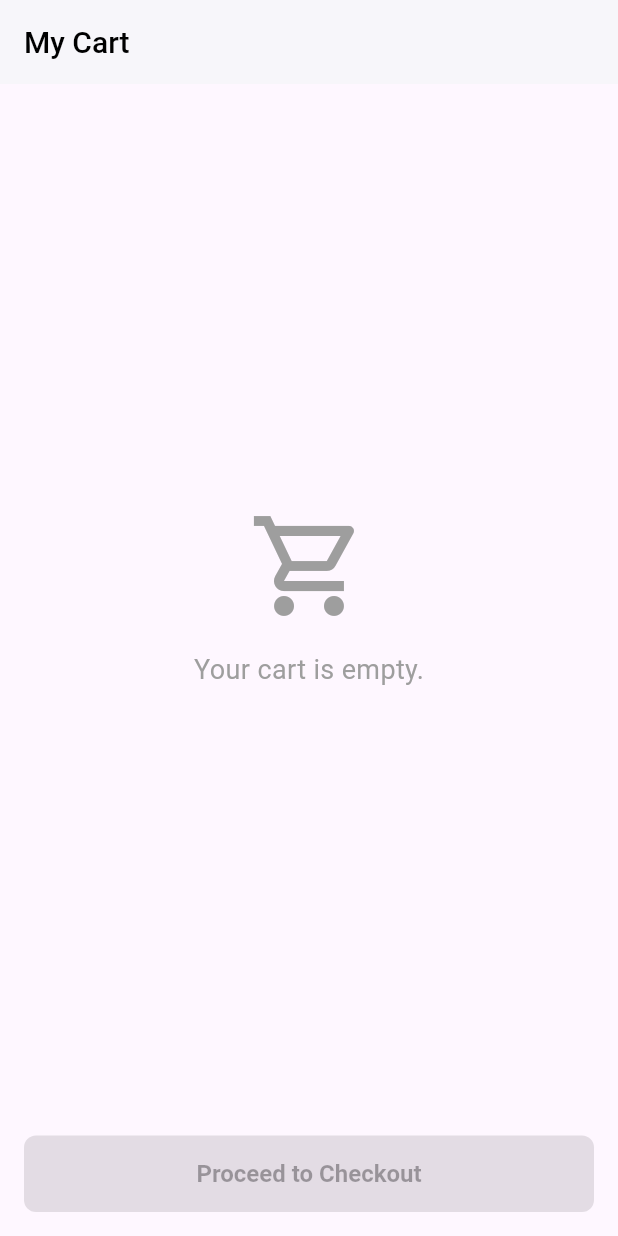
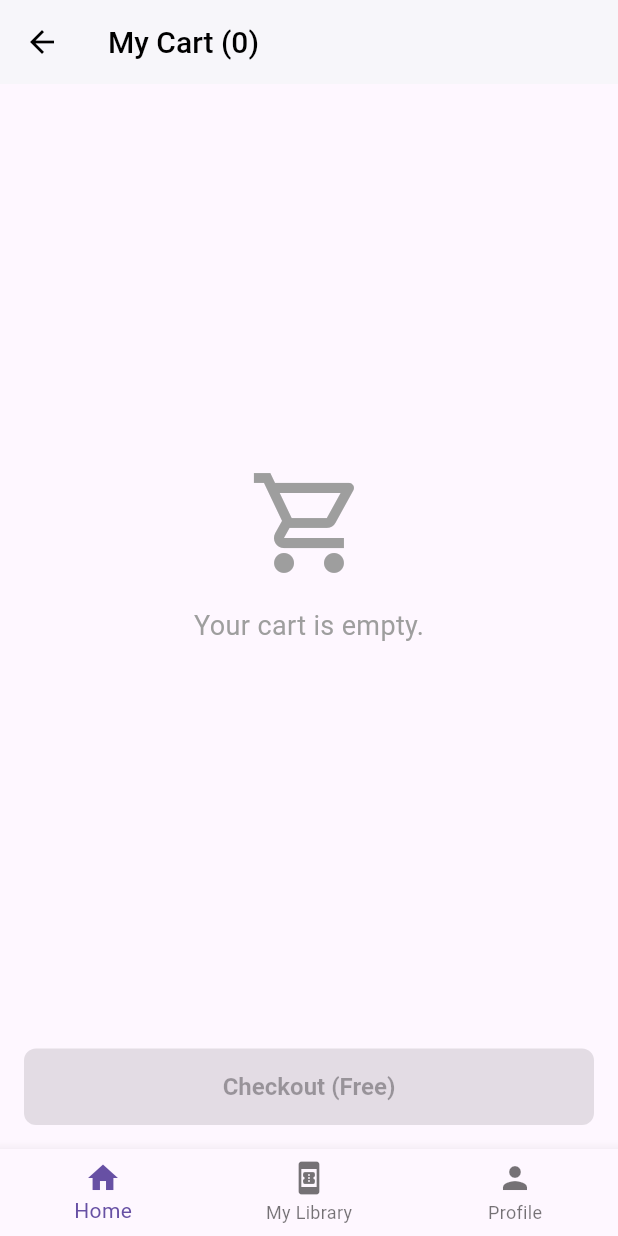
Before and after one commit to Duplic8e/bookMatch, a Flutter app: the screen it shows once a user with an empty profile is signed in, after a tap on the "shopping cart" icon, on a phone screen of 412 x 824 dp. Run offline on Flutter 3.47's test engine with Material 3 defaults, Android fonts, the phone set to English and light mode, and no system bars; our stand-ins replace cloud_firestore, equatable, firebase_auth, firebase_core, flutter_riverpod, go_router; missing offline and left inert: syncfusion_flutter_pdfviewer; accounts and stored records are empty.

Commit message:
feat(cart): Implement in-memory cart and checkout flow

```diff
--- a/lib/Core/navigation/app_router.dart
+++ b/lib/Core/navigation/app_router.dart
@@ -20,7 +20,6 @@ class SplashScreen extends StatelessWidget {
   }
 }
 
-// private navigators
 final _rootNavigatorKey = GlobalKey<NavigatorState>();
 final _shellNavigatorAKey = GlobalKey<NavigatorState>(debugLabel: 'shellA');
 final _shellNavigatorBKey = GlobalKey<NavigatorState>(debugLabel: 'shellB');
@@ -46,22 +45,11 @@ GoRouter createRouter(WidgetRef ref) {
         path: '/signin',
         builder: (context, state) => const SignInScreen(),
       ),
-      // This is a top-level route for the cart screen.
-      // It will not have the bottom navigation bar.
-      GoRoute(
-        name: 'cart',
-        path: '/cart',
-        parentNavigatorKey: _rootNavigatorKey,
-        builder: (context, state) => const CartScreen(),
-      ),
-
-      // Stateful Shell Route for main app sections with bottom navigation
       StatefulShellRoute.indexedStack(
         builder: (context, state, navigationShell) {
           return ScaffoldWithNestedNavigation(navigationShell: navigationShell);
         },
         branches: [
-          // Branch A: Home and its nested routes
           StatefulShellBranch(
             navigatorKey: _shellNavigatorAKey,
             routes: [
@@ -71,8 +59,13 @@ GoRouter createRouter(WidgetRef ref) {
                 builder: (context, state) => const HomeScreen(),
                 routes: [
                   GoRoute(
+                    name: 'cart', // Cart is now a sub-route of home
+                    path: 'cart',
+                    builder: (context, state) => const CartScreen(),
+                  ),
+                  GoRoute(
                       name: 'bookDetails',
-                        path: 'books/:bookId', // No leading '/' makes it a sub-route
+                      path: 'books/:bookId',
                       builder: (context, state) {
                         final bookId = state.pathParameters['bookId'];
                         if (bookId == null) {
@@ -84,7 +77,7 @@ GoRouter createRouter(WidgetRef ref) {
                         GoRoute(
                           path: 'preview',
                           name: 'bookPreview',
-                            parentNavigatorKey: _rootNavigatorKey, // Open in the root navigator to cover the bottom nav bar
+                          parentNavigatorKey: _rootNavigatorKey,
                           builder: (context, state) {
                             final args = state.extra as Map<String, dynamic>?;
                             final url = args?['url'] as String?;
@@ -96,11 +89,10 @@ GoRouter createRouter(WidgetRef ref) {
                           },
                         ),
                       ]),
-                  ]),
                 ],
               ),
-
-          // Branch B: Library
+            ],
+          ),
           StatefulShellBranch(
             navigatorKey: _shellNavigatorBKey,
             routes: [
@@ -111,8 +103,6 @@ GoRouter createRouter(WidgetRef ref) {
               ),
             ],
           ),
-
-          // Branch C: Profile
           StatefulShellBranch(
             navigatorKey: _shellNavigatorCKey,
             routes: [
@@ -128,29 +118,20 @@ GoRouter createRouter(WidgetRef ref) {
     ],
     redirect: (BuildContext context, GoRouterState state) {
       final authState = ref.watch(authStateChangesProvider);
-      final location = state.matchedLocation;
-
-      final onAuthScreens = location == '/signin' || location == '/signup';
-      final onSplash = location == '/splash';
+      final onAuthScreens = state.matchedLocation == '/signin' || state.matchedLocation == '/signup';
+      final onSplash = state.matchedLocation == '/splash';
 
       if (authState.isLoading) {
         return onSplash ? null : '/splash';
       }
-
       final isLoggedIn = authState.hasValue && authState.value != null;
-
-      if (isLoggedIn) {
-        if (onSplash || onAuthScreens) {
+      if (!isLoggedIn && !onAuthScreens && !onSplash) {
+        return '/signin';
+      }
+      if (isLoggedIn && (onSplash || onAuthScreens)) {
         return '/home';
       }
       return null;
-      } else {
-        // Not logged in
-        if (!onAuthScreens) {
-          return '/signin';
-        }
-        return null;
-      }
     },
     errorBuilder: (context, state) => Scaffold(
       appBar: AppBar(title: const Text('Page Not Found')),
--- a/lib/features/cart/presentation/screens/cart_screen.dart
+++ b/lib/features/cart/presentation/screens/cart_screen.dart
@@ -1,35 +1,78 @@
 import 'package:flutter/material.dart';
+import 'package:flutter_riverpod/flutter_riverpod.dart';
+import 'package:go_router/go_router.dart';
+import 'package:mobile_app_project_bookstore/features/cart/presentation/providers/cart_provider.dart';
 
-class CartScreen extends StatelessWidget {
+class CartScreen extends ConsumerWidget {
   const CartScreen({super.key});
 
   @override
-  Widget build(BuildContext context) {
+  Widget build(BuildContext context, WidgetRef ref) {
+    final cartItems = ref.watch(cartProvider);
+
     return Scaffold(
       appBar: AppBar(
-        title: const Text('My Cart'),
+        // The back button will now appear automatically because of the router changes
+        title: Text('My Cart (${cartItems.length})'),
       ),
-      body: const Center(
+      body: cartItems.isEmpty
+          ? const Center(
         child: Column(
           mainAxisAlignment: MainAxisAlignment.center,
           children: [
             Icon(Icons.shopping_cart_outlined, size: 80, color: Colors.grey),
             SizedBox(height: 16),
-            Text(
-              'Your cart is empty.',
-              style: TextStyle(fontSize: 18, color: Colors.grey),
-            ),
+            Text('Your cart is empty.', style: TextStyle(fontSize: 18, color: Colors.grey)),
           ],
         ),
+      )
+          : ListView.builder(
+        itemCount: cartItems.length,
+        itemBuilder: (context, index) {
+          final item = cartItems[index];
+          return ListTile(
+            leading: Image.network(item.book.coverImageUrl, width: 50, fit: BoxFit.cover),
+            title: Text(item.book.title),
+            subtitle: Text(item.book.authors.join(', ')),
+            trailing: IconButton(
+              icon: const Icon(Icons.remove_circle_outline, color: Colors.red),
+              onPressed: () {
+                ref.read(cartProvider.notifier).removeFromCart(item.book.id);
+              },
+            ),
+          );
+        },
       ),
       bottomNavigationBar: Padding(
         padding: const EdgeInsets.all(16.0),
         child: ElevatedButton(
-          onPressed: null, // Disabled for now
-          child: Text('Proceed to Checkout'),
+          onPressed: cartItems.isEmpty
+              ? null // Disable button if cart is empty
+              : () async {
+            // TODO: Here you would add logic to save books to the user's library
+            await showDialog(
+              context: context,
+              builder: (context) => AlertDialog(
+                title: const Text('Purchase Successful!'),
+                content: const Text('The books have been added to your library.'),
+                actions: [
+                  TextButton(
+                    onPressed: () {
+                      Navigator.of(context).pop();
+                    },
+                    child: const Text('OK'),
+                  ),
+                ],
+              ),
+            );
+            ref.read(cartProvider.notifier).clearCart();
+            // Navigate to the library
+            context.goNamed('library');
+          },
           style: ElevatedButton.styleFrom(
             padding: const EdgeInsets.symmetric(vertical: 16),
           ),
+          child: const Text('Checkout (Free)'),
         ),
       ),
     );
```
Also changed, not shown: lib/features/books/presentation/screens/book_details_screen.dart (+29 -28 lines), lib/features/cart/domain/entities/cart_item.dart (added, +13 -0 lines), lib/features/cart/presentation/providers/cart_provider.dart (added, +28 -0 lines). Lines whose indentation alone changed are shown as unchanged.
